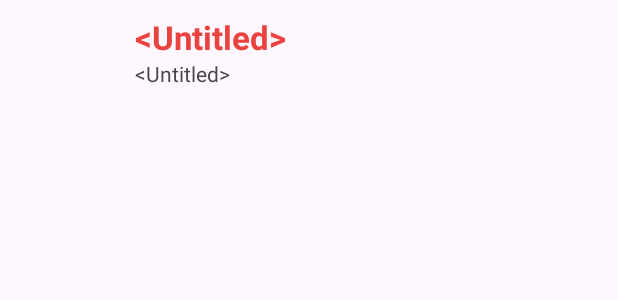
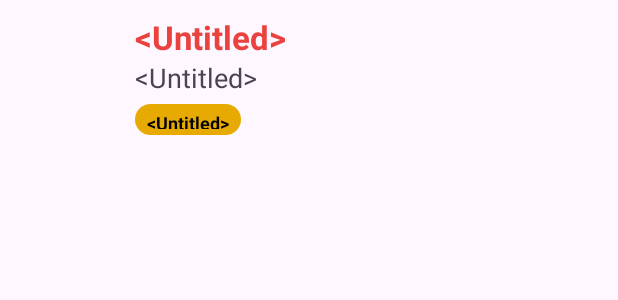
Before and after one commit to bptiago/cinefy, an Android app: the layout recycler_item.xml on its own in the app's theme, with its tools: preview values and no code run, on a phone screen of 412 x 824 dp. Shown: the top 300 px of the screen. Run offline under Robolectric (Android 15) with nearby library versions, the phone set to English and light mode, and no system bars.

Commit message:
Fix UI coloring and navigating

```diff
--- a/app/src/main/java/com/puc/cinefy/LoginActivity.kt
+++ b/app/src/main/java/com/puc/cinefy/LoginActivity.kt
@@ -37,9 +37,10 @@ class LoginActivity : AppCompatActivity() {
                     binding.txtMsg.text = "E-mail e/ou senha incorreto(s)"
                 }
             }
+        }
 
-
-
+        binding.btnBack.setOnClickListener {
+            this.finish()
         }
 
         ViewCompat.setOnApplyWindowInsetsListener(findViewById(R.id.main)) { v, insets ->
--- a/app/src/main/java/com/puc/cinefy/movie/presenter/MovieRecyclerViewAdapter.kt
+++ b/app/src/main/java/com/puc/cinefy/movie/presenter/MovieRecyclerViewAdapter.kt
@@ -29,8 +29,9 @@ class MovieRecyclerViewAdapter(private val movies: List<MovieResponse>, private
                     .into(imageView3)
                 txtTitle.text = movie.title
                 val strRating = String.format(Locale.US, "%.2f", movie.vote_average)
+                txtRating.text = strRating
                 val strDate = movie.release_date.replace("-", "/")
-                val strInfo = "$strDate  -  $strRating"
+                val strInfo = "Released on $strDate"
                 txtInfo.text = strInfo
 
                 root.setOnClickListener {
--- a/app/src/main/res/layout/activity_movie.xml
+++ b/app/src/main/res/layout/activity_movie.xml
@@ -49,7 +49,7 @@
                 android:background="@drawable/label_rating"
                 android:text="@android:string/untitled"
                 android:textColor="@color/black"
-                android:textSize="11sp"
+                android:textSize="12sp"
                 android:textStyle="bold" />
 
             <TextView
@@ -66,6 +66,7 @@
                 android:id="@+id/txtOverview"
                 android:layout_width="match_parent"
                 android:layout_height="wrap_content"
+                android:textSize="16sp"
                 android:layout_marginTop="5dp"
                 android:text="@android:string/untitled" />
 
@@ -77,7 +78,7 @@
                 android:background="@drawable/label_genre"
                 android:text="@android:string/untitled"
                 android:textColor="@color/white"
-                android:textSize="11sp"
+                android:textSize="12sp"
                 android:textStyle="bold" />
 
 
--- a/app/src/main/res/layout/recycler_item.xml
+++ b/app/src/main/res/layout/recycler_item.xml
@@ -4,7 +4,7 @@
 
     <LinearLayout
         android:layout_width="match_parent"
-        android:layout_height="70dp"
+        android:layout_height="80dp"
         android:layout_marginVertical="10dp"
         android:layout_marginHorizontal="10dp"
         android:orientation="horizontal">
@@ -40,6 +40,19 @@
                 android:layout_width="match_parent"
                 android:layout_height="wrap_content"
                 android:text="@android:string/untitled"
+                android:textSize="18sp"
+                android:textAlignment="viewStart" />
+
+            <TextView
+                android:id="@+id/txtRating"
+                android:layout_width="wrap_content"
+                android:layout_height="wrap_content"
+                android:text="@android:string/untitled"
+                android:background="@drawable/label_rating"
+                android:layout_marginTop="5dp"
+                android:textSize="12sp"
+                android:textStyle="bold"
+                android:textColor="@color/black"
                 android:textAlignment="viewStart" />
         </LinearLayout>
 
```
Also changed, not shown: app/src/main/res/drawable/rounded_corners.xml (added, +8 -0 lines).
